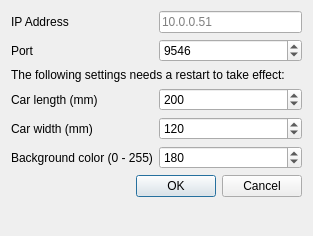
This is src/dialog_preferences.ui in melegiul/adtf-remote as Qt 5 draws it before an edit. The edited form follows.
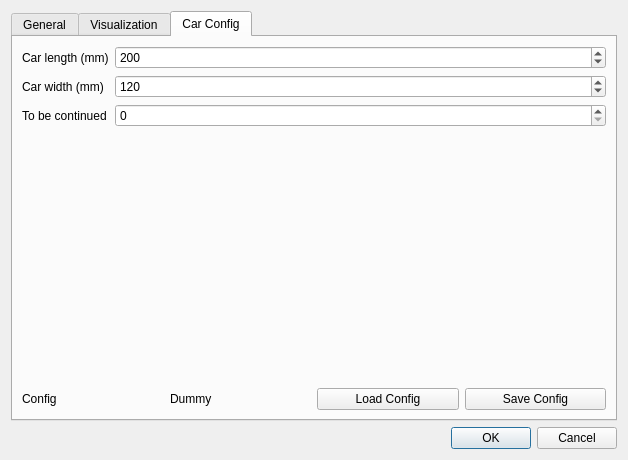
This is the edited form. The open tabs and pages were chosen to show the change.

Commit message: wip design for new GUI elements finished

Diff of the .ui file:
```diff
--- a/src/dialog_preferences.ui
+++ b/src/dialog_preferences.ui
@@ -6,22 +6,32 @@
    <rect>
     <x>0</x>
     <y>0</y>
-    <width>313</width>
-    <height>236</height>
+    <width>628</width>
+    <height>460</height>
    </rect>
   </property>
   <property name="windowTitle">
    <string>Preferences</string>
   </property>
+  <layout class="QVBoxLayout" name="verticalLayout">
+   <item>
+    <widget class="QTabWidget" name="tabWidget">
+     <property name="currentIndex">
+      <number>0</number>
+     </property>
+     <widget class="QWidget" name="general_tab">
+      <attribute name="title">
+       <string>General</string>
+      </attribute>
   <layout class="QFormLayout" name="formLayout">
-   <item row="0" column="0">
+       <item row="1" column="0">
     <widget class="QLabel" name="lb_ipaddress">
      <property name="text">
       <string>IP Address</string>
      </property>
     </widget>
    </item>
-   <item row="0" column="1">
+       <item row="1" column="1">
     <widget class="QLineEdit" name="le_ipaddress">
      <property name="placeholderText">
       <string>10.0.0.51</string>
@@ -31,14 +41,14 @@
      </property>
     </widget>
    </item>
-   <item row="1" column="0">
+       <item row="3" column="0">
     <widget class="QLabel" name="lb_port">
      <property name="text">
       <string>Port</string>
      </property>
     </widget>
    </item>
-   <item row="1" column="1">
+       <item row="3" column="1">
     <widget class="QSpinBox" name="sb_port">
      <property name="minimum">
       <number>1</number>
@@ -51,51 +61,21 @@
      </property>
     </widget>
    </item>
-   <item row="6" column="0" colspan="2">
-    <widget class="QDialogButtonBox" name="bb">
-     <property name="orientation">
-      <enum>Qt::Horizontal</enum>
-     </property>
-     <property name="standardButtons">
-      <set>QDialogButtonBox::Cancel|QDialogButtonBox::Ok</set>
-     </property>
-     <property name="centerButtons">
-      <bool>false</bool>
-     </property>
-    </widget>
-   </item>
-   <item row="3" column="0">
-    <widget class="QLabel" name="lb_car_length">
-     <property name="text">
-      <string>Car length (mm)</string>
-     </property>
-    </widget>
-   </item>
-   <item row="3" column="1">
-    <widget class="QSpinBox" name="sb_car_length">
-     <property name="maximum">
-      <number>45000</number>
-     </property>
-     <property name="value">
-      <number>200</number>
-     </property>
-    </widget>
-   </item>
-   <item row="4" column="0">
-    <widget class="QLabel" name="lb_car_width">
-     <property name="text">
-      <string>Car width (mm)</string>
-     </property>
-    </widget>
-   </item>
-   <item row="5" column="0">
+      </layout>
+     </widget>
+     <widget class="QWidget" name="visu_tab">
+      <attribute name="title">
+       <string>Visualization</string>
+      </attribute>
+      <layout class="QFormLayout" name="formLayout_3">
+       <item row="0" column="0">
     <widget class="QLabel" name="lb_background">
      <property name="text">
       <string>Background color (0 - 255)</string>
      </property>
     </widget>
    </item>
-   <item row="5" column="1">
+       <item row="0" column="1">
     <widget class="QSpinBox" name="sb_background">
      <property name="maximum">
       <number>255</number>
@@ -105,7 +85,43 @@
      </property>
     </widget>
    </item>
-   <item row="4" column="1">
+      </layout>
+     </widget>
+     <widget class="QWidget" name="car_config_tab">
+      <property name="layoutDirection">
+       <enum>Qt::LeftToRight</enum>
+      </property>
+      <attribute name="title">
+       <string>Car Config</string>
+      </attribute>
+      <layout class="QVBoxLayout" name="verticalLayout_2">
+       <item>
+        <layout class="QFormLayout" name="formLayout_2">
+         <item row="3" column="0">
+          <widget class="QLabel" name="lb_car_width">
+           <property name="text">
+            <string>Car width (mm)</string>
+           </property>
+          </widget>
+         </item>
+         <item row="2" column="0">
+          <widget class="QLabel" name="lb_car_length">
+           <property name="text">
+            <string>Car length (mm)</string>
+           </property>
+          </widget>
+         </item>
+         <item row="2" column="1">
+          <widget class="QSpinBox" name="sb_car_length">
+           <property name="maximum">
+            <number>45000</number>
+           </property>
+           <property name="value">
+            <number>200</number>
+           </property>
+          </widget>
+         </item>
+         <item row="3" column="1">
     <widget class="QSpinBox" name="sb_car_width">
      <property name="maximum">
       <number>5000</number>
@@ -115,22 +131,69 @@
      </property>
     </widget>
    </item>
-   <item row="2" column="0" colspan="2">
+         <item row="4" column="0">
+          <widget class="QLabel" name="label_3">
+           <property name="text">
+            <string>To be continued</string>
+           </property>
+          </widget>
+         </item>
+         <item row="4" column="1">
+          <widget class="QSpinBox" name="spinBox"/>
+         </item>
+        </layout>
+       </item>
+       <item>
+        <layout class="QHBoxLayout" name="horizontalLayout">
+         <item>
     <widget class="QLabel" name="label">
      <property name="text">
-      <string>The following settings needs a restart to take effect:</string>
+            <string>Config</string>
      </property>
     </widget>
    </item>
-  </layout>
- </widget>
- <tabstops>
-  <tabstop>le_ipaddress</tabstop>
-  <tabstop>sb_port</tabstop>
-  <tabstop>sb_car_length</tabstop>
-  <tabstop>sb_car_width</tabstop>
-  <tabstop>sb_background</tabstop>
- </tabstops>
+         <item>
+          <widget class="QLabel" name="label_2">
+           <property name="text">
+            <string>Dummy</string>
+           </property>
+          </widget>
+         </item>
+         <item>
+          <widget class="QPushButton" name="pushButton">
+           <property name="text">
+            <string>Load Config</string>
+           </property>
+          </widget>
+         </item>
+         <item>
+          <widget class="QPushButton" name="pushButton_2">
+           <property name="text">
+            <string>Save Config</string>
+           </property>
+          </widget>
+         </item>
+        </layout>
+       </item>
+      </layout>
+     </widget>
+    </widget>
+   </item>
+   <item>
+    <widget class="QDialogButtonBox" name="bb">
+     <property name="orientation">
+      <enum>Qt::Horizontal</enum>
+     </property>
+     <property name="standardButtons">
+      <set>QDialogButtonBox::Cancel|QDialogButtonBox::Ok</set>
+     </property>
+     <property name="centerButtons">
+      <bool>false</bool>
+     </property>
+    </widget>
+   </item>
+  </layout>
+ </widget>
  <resources/>
  <connections>
   <connection>
```
Left out of the diff: 35 changed lines with no effect on the pictures. Lines whose indentation alone changed are shown as unchanged. The commit also changes 2 other files.
